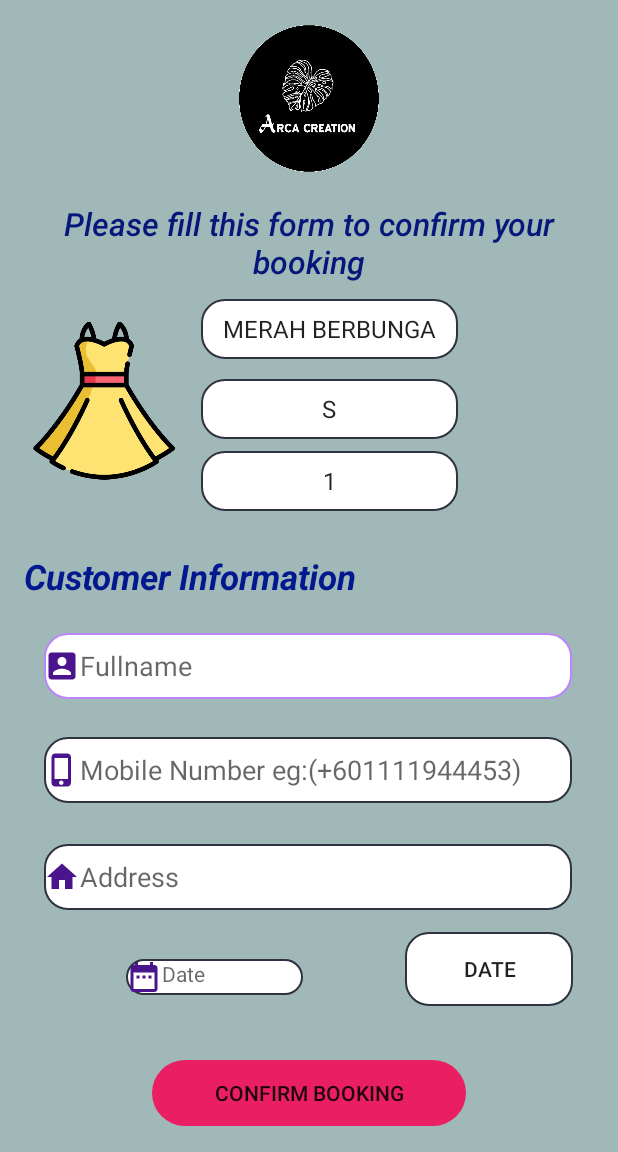
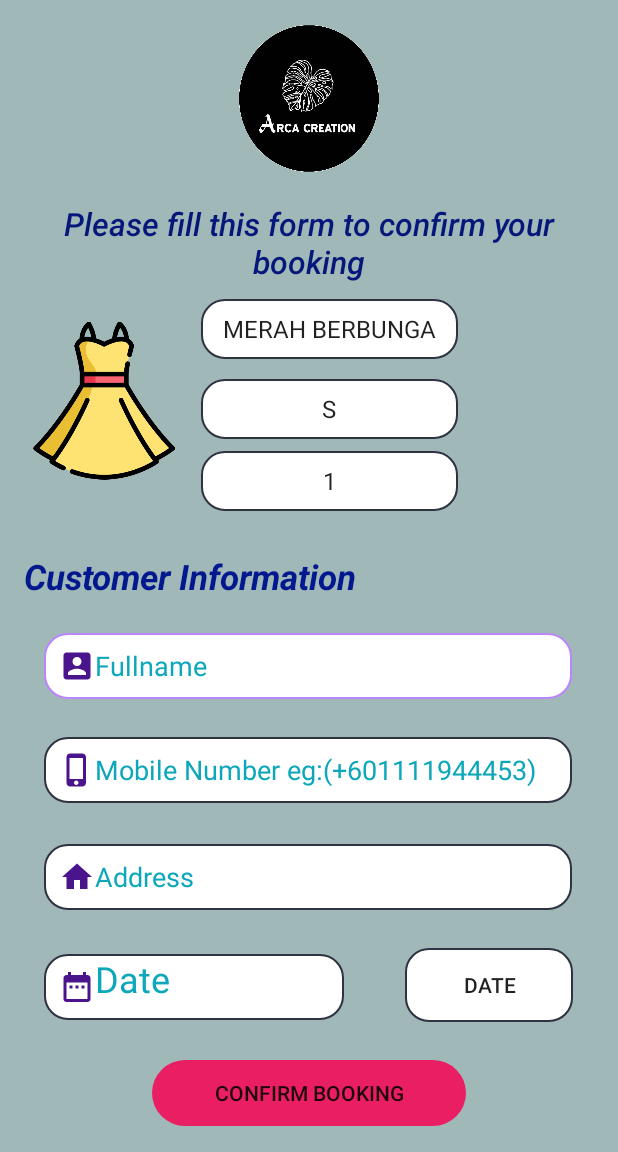
Before and after one commit to Shaheenyazid/gp2, an Android app: the BookingForm screen opened directly, with no data from a screen before it, on a phone screen of 412 x 824 dp, the part 84-1236 px from its top. Run offline under Robolectric (Android 15) with nearby library versions, the phone set to English and light mode, and no system bars; our stand-ins replace Firebase (no records; nobody signed in at launch, a user with empty details on screens opened directly).

Commit message:
FINAL VERSION

```diff
--- a/app/src/main/res/layout/activity_booking_form.xml
+++ b/app/src/main/res/layout/activity_booking_form.xml
@@ -94,11 +94,13 @@
         android:id="@+id/etFullName"
         android:layout_width="352dp"
         android:layout_height="44dp"
+        android:background="@drawable/custom_input"
         android:drawableLeft="@drawable/ic_fullname"
         android:ems="10"
         android:hint="Fullname"
-        android:background="@drawable/custom_input"
         android:inputType="textPersonName"
+        android:paddingLeft="10dp"
+        android:textColorHint="#0CA7BA"
         app:layout_constraintBottom_toBottomOf="parent"
         app:layout_constraintEnd_toEndOf="parent"
         app:layout_constraintHorizontal_bias="0.491"
@@ -111,7 +113,9 @@
         android:layout_width="352dp"
         android:layout_height="44dp"
         android:drawableLeft="@drawable/ic_home"
+        android:paddingLeft="10dp"
         android:ems="10"
+        android:textColorHint="#0CA7BA"
         android:hint="Address"
         android:background="@drawable/custom_input"
         android:inputType="textPersonName"
@@ -128,7 +132,9 @@
         android:layout_height="44dp"
         android:background="@drawable/custom_input"
         android:drawableLeft="@drawable/ic_phoneno"
+        android:paddingLeft="10dp"
         android:ems="10"
+        android:textColorHint="#0CA7BA"
         android:hint="Mobile Number eg:(+601111944453)"
         android:inputType="phone"
         app:layout_constraintBottom_toBottomOf="parent"
@@ -179,21 +185,24 @@
         app:layout_constraintHorizontal_bias="0.899"
         app:layout_constraintStart_toStartOf="parent"
         app:layout_constraintTop_toTopOf="parent"
-        app:layout_constraintVertical_bias="0.865" />
+        app:layout_constraintVertical_bias="0.879" />
 
     <TextView
         android:id="@+id/tvDate3"
-        android:layout_width="118dp"
-        android:layout_height="24dp"
+        android:layout_width="200dp"
+        android:layout_height="44dp"
         android:background="@drawable/custom_input"
         android:drawableLeft="@drawable/ic_baseline_date_range_24"
+        android:paddingLeft="10dp"
         android:hint="Date"
+        android:textColorHint="#0CA7BA"
+        android:textSize="24sp"
         app:layout_constraintBottom_toBottomOf="parent"
         app:layout_constraintEnd_toEndOf="parent"
-        app:layout_constraintHorizontal_bias="0.286"
+        app:layout_constraintHorizontal_bias="0.137"
         app:layout_constraintStart_toStartOf="parent"
         app:layout_constraintTop_toTopOf="parent"
-        app:layout_constraintVertical_bias="0.859" />
+        app:layout_constraintVertical_bias="0.878" />
 
 
 </androidx.constraintlayout.widget.ConstraintLayout>
--- a/app/src/main/res/layout/activity_clothes.xml
+++ b/app/src/main/res/layout/activity_clothes.xml
@@ -252,8 +252,8 @@
 
         <Button
             android:id="@+id/btnPlaceOrder"
-            android:layout_width="145dp"
-            android:layout_height="54dp"
+            android:layout_width="209dp"
+            android:layout_height="44dp"
             android:layout_marginTop="16dp"
             android:layout_marginEnd="16dp"
             android:layout_marginBottom="16dp"
--- a/app/src/main/res/layout/activity_main.xml
+++ b/app/src/main/res/layout/activity_main.xml
@@ -46,6 +46,7 @@
         android:ems="10"
         android:hint="Email"
         android:background="@drawable/custom_input"
+        android:paddingLeft="10dp"
         android:inputType="textPersonName"
         android:textColor="#0C8A7E"
         android:drawableLeft="@drawable/ic_username"
@@ -64,6 +65,7 @@
         android:ems="10"
         android:hint="Password"
         android:background="@drawable/custom_input"
+        android:paddingLeft="10dp"
         android:inputType="textPassword"
         android:textColor="#0E988B"
         android:drawableLeft="@drawable/ic_password"
@@ -76,8 +78,8 @@
 
     <Button
         android:id="@+id/btnLogin"
-        android:layout_width="193dp"
-        android:layout_height="45dp"
+        android:layout_width="209dp"
+        android:layout_height="44dp"
         android:background="@drawable/cantik"
         android:text="Login"
         android:textColor="#FBFBFB"
--- a/app/src/main/res/layout/activity_password.xml
+++ b/app/src/main/res/layout/activity_password.xml
@@ -16,6 +16,7 @@
         android:background="@drawable/custom_input"
         android:inputType="textEmailAddress"
         android:textColor="#0E9185"
+        android:paddingLeft="10dp"
         android:drawableLeft="@drawable/ic_email"
         android:textColorHint="#179F93"
         app:layout_constraintBottom_toBottomOf="parent"
@@ -27,8 +28,8 @@
 
     <Button
         android:id="@+id/btnPasswordReset"
-        android:layout_width="160dp"
-        android:layout_height="46dp"
+        android:layout_width="209dp"
+        android:layout_height="44dp"
         android:background="@drawable/cantik"
         android:text="Reset Password"
         android:textStyle="bold"
--- a/app/src/main/res/layout/activity_update_password.xml
+++ b/app/src/main/res/layout/activity_update_password.xml
@@ -16,6 +16,7 @@
         android:drawableLeft="@drawable/ic_password"
         android:ems="10"
         android:hint="New Password"
+        android:paddingLeft="10dp"
         android:inputType="textPassword"
         android:textColorHint="#18B6A8"
         app:layout_constraintBottom_toBottomOf="parent"
@@ -27,8 +28,8 @@
 
     <Button
         android:id="@+id/btnUpdatePassword"
-        android:layout_width="150dp"
-        android:layout_height="49dp"
+        android:layout_width="209dp"
+        android:layout_height="44dp"
         android:background="@drawable/cantik"
         android:text="Update"
         android:textStyle="bold"
```
Also changed, not shown: app/src/main/java/com/example/group0/BookingForm.java (+2 -47 lines), app/src/main/java/com/example/group0/Invoice.java (+0 -9 lines), app/src/main/java/com/example/group0/MainActivity.java (+0 -16 lines), app/src/main/java/com/example/group0/PasswordActivity.java (+0 -8 lines), app/src/main/java/com/example/group0/ProfileActivity.java (+1 -15 lines), app/src/main/java/com/example/group0/RegistrationActivity.java (+5 -21 lines), app/src/main/java/com/example/group0/SecondActivity.java (+0 -13 lines), app/src/main/java/com/example/group0/UpdatePassword.java (+0 -10 lines), app/src/main/res/layout/activity_about_us.xml (+5 -2 lines), app/src/main/res/layout/activity_invoice.xml (+9 -9 lines), app/src/main/res/layout/activity_profile.xml (+9 -4 lines), app/src/main/res/layout/activity_registration.xml (+7 -2 lines), app/src/main/res/layout/activity_update_profile.xml (+7 -3 lines).
